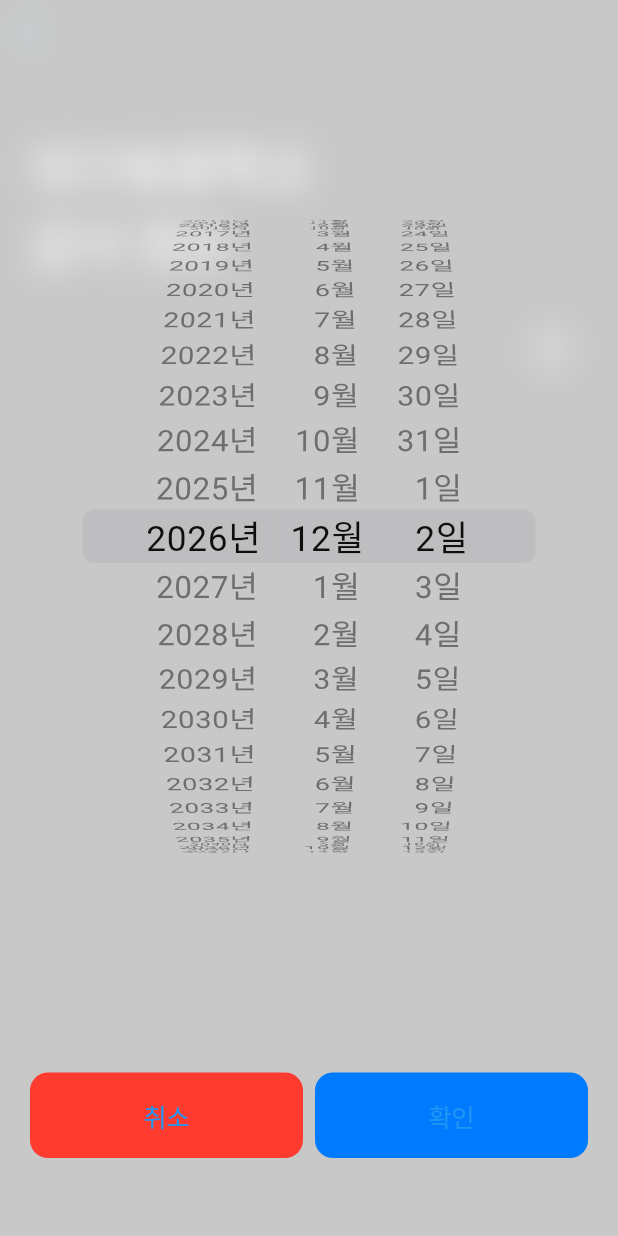
After one commit to sujang958/smeals-app, a Flutter app: the DetailScreen screen opened directly, after a tap on an icon or button, on a phone screen of 412 x 824 dp. The commit adds this screen. Run offline on Flutter 3.47's test engine with Material 2 defaults, Android fonts, the phone set to English and light mode, and no system bars; Roboto replaces fonts that are missing (Pretendard).

Commit message:
feat: add detail screen datepicker

```diff
--- a/smeals/lib/main.dart
+++ b/smeals/lib/main.dart
@@ -1,4 +1,6 @@
+import 'package:flutter/cupertino.dart';
 import 'package:flutter/material.dart';
+import 'package:flutter_localizations/flutter_localizations.dart';
 import 'package:smeals/screens/home.dart';
 
 void main() {
@@ -19,6 +21,10 @@ class App extends StatelessWidget {
         splashColor: Colors.transparent,
         highlightColor: Colors.transparent,
       ),
+      localizationsDelegates: [
+        GlobalCupertinoLocalizations.delegate,
+      ],
+      supportedLocales: const [Locale('ko')],
       initialRoute: '/',
       routes: {
         '/': (context) => HomeScreen(),
--- /dev/null
+++ b/smeals/lib/screens/detail.dart
@@ -0,0 +1,146 @@
+import 'dart:ui';
+
+import 'package:flutter/cupertino.dart';
+import 'package:flutter/material.dart';
+import 'package:smeals/widgets/root.dart';
+
+class DetailScreen extends StatefulWidget {
+  const DetailScreen({Key? key}) : super(key: key);
+
+  @override
+  State<StatefulWidget> createState() => _DetailScreenState();
+}
+
+class _DetailScreenState extends State<DetailScreen> {
+  @override
+  Widget build(BuildContext context) {
+    return CupertinoPageScaffold(
+      navigationBar: CupertinoNavigationBar(
+        backgroundColor: Colors.black,
+      ),
+      child: SafeArea(
+        maintainBottomViewPadding: true,
+        child: RootWidget(
+          child: Container(
+            padding: EdgeInsets.symmetric(horizontal: 20.0),
+            child: Column(
+              crossAxisAlignment: CrossAxisAlignment.start,
+              children: [
+                Padding(
+                  padding: EdgeInsets.only(top: 42.0, bottom: 21.0),
+                  child: Text(
+                    "대구동중학교\n급식 정보",
+                    style:
+                        TextStyle(fontWeight: FontWeight.bold, fontSize: 34.0),
+                  ),
+                ),
+                Padding(
+                  padding: EdgeInsets.symmetric(vertical: 2.0),
+                  child: Row(
+                    crossAxisAlignment: CrossAxisAlignment.center,
+                    mainAxisAlignment: MainAxisAlignment.spaceBetween,
+                    children: [
+                      const SizedBox.shrink(),
+                      Material(
+                          color: Colors.transparent,
+                          child: IconButton(
+                              onPressed: () {
+                                showCupertinoModalPopup(
+                                    context: context,
+                                    builder: (context) => DatePickerWidget(
+                                          dateNotifier:
+                                              ValueNotifier(DateTime.now()),
+                                        ));
+                              },
+                              icon: Icon(
+                                CupertinoIcons.time,
+                                color: Colors.white,
+                                size: 30.0,
+                              ))),
+                    ],
+                  ),
+                ),
+              ],
+            ),
+          ),
+        ),
+      ),
+    );
+  }
+}
+
+class DatePickerWidget extends StatefulWidget {
+  const DatePickerWidget({Key? key, required this.dateNotifier})
+      : super(key: key);
+
+  final ValueNotifier<DateTime> dateNotifier;
+
+  @override
+  State<StatefulWidget> createState() => _DatePickerState();
+}
+
+class _DatePickerState extends State<DatePickerWidget> {
+  late DateTime date;
+
+  @override
+  void initState() {
+    super.initState();
+    date = widget.dateNotifier.value;
+  }
+
+  @override
+  Widget build(BuildContext context) {
+    return BackdropFilter(
+      filter: ImageFilter.blur(sigmaX: 10.0, sigmaY: 10.0),
+      child: Container(
+          color: Colors.white.withAlpha(200),
+          child: Column(
+            crossAxisAlignment: CrossAxisAlignment.center,
+            mainAxisAlignment: MainAxisAlignment.center,
+            children: [
+              Expanded(
+                child: CupertinoDatePicker(
+                    onDateTimeChanged: (date) {
+                      setState(() {
+                        this.date = date;
+                      });
+                    },
+                    mode: CupertinoDatePickerMode.date),
+              ),
+              Padding(
+                padding: const EdgeInsets.only(
+                  bottom: 52.0,
+                  left: 20.0,
+                  right: 20.0,
+                ),
+                child: Row(
+                  crossAxisAlignment: CrossAxisAlignment.center,
+                  children: [
+                    Expanded(
+                      child: CupertinoButton(
+                          child: Text('취소'),
+                          onPressed: () {
+                            Navigator.pop(context);
+                          },
+                          color: CupertinoColors.destructiveRed),
+                    ),
+                    const Padding(
+                        padding: EdgeInsets.symmetric(horizontal: 4.0)),
+                    Expanded(
+                      child: CupertinoButton(
+                        child: Text('확인'),
+                        onPressed: () {
+                          widget.dateNotifier.value = date;
+                          Navigator.pop(context);
+                        },
+                        color: CupertinoColors.activeBlue,
+                      ),
+                    ),
+                  ],
+                ),
+              ),
+            ],
+          )),
+    );
+  }
+}
--- a/smeals/lib/widgets/homeSchoolItem.dart
+++ b/smeals/lib/widgets/homeSchoolItem.dart
@@ -1,4 +1,6 @@
+import 'package:flutter/cupertino.dart';
 import 'package:flutter/material.dart';
+import 'package:smeals/screens/detail.dart';
 import 'package:smeals/widgets/root.dart';
 
 class HomeSchoolItemWidget extends StatefulWidget {
@@ -16,9 +18,16 @@ class _HomeSchoolItemState extends State<HomeSchoolItemWidget> {
         vertical: 6.0,
         horizontal: 20.0,
       ),
+      child: GestureDetector(
+          onTap: () {
+            Navigator.push(context,
+                CupertinoPageRoute(builder: (context) => DetailScreen()));
+          },
+          behavior: HitTestBehavior.translucent,
           child: Container(
               decoration: BoxDecoration(
-              borderRadius: BorderRadius.circular(14.0), color: Colors.white),
+                  borderRadius: BorderRadius.circular(14.0),
+                  color: Colors.white),
               child: Padding(
                 padding: const EdgeInsets.symmetric(
                   vertical: 22.0,
@@ -34,7 +43,8 @@ class _HomeSchoolItemState extends State<HomeSchoolItemWidget> {
                         fontSize: 32.0,
                       ),
                     ),
-                const Padding(padding: EdgeInsets.symmetric(vertical: 12.0)),
+                    const Padding(
+                        padding: EdgeInsets.symmetric(vertical: 12.0)),
                     Expanded(
                       child: SingleChildScrollView(
                         child: Column(
@@ -46,7 +56,8 @@ class _HomeSchoolItemState extends State<HomeSchoolItemWidget> {
                                 crossAxisAlignment: CrossAxisAlignment.start,
                                 children: [
                                   Padding(
-                                  padding: const EdgeInsets.only(bottom: 16.0),
+                                      padding:
+                                          const EdgeInsets.only(bottom: 16.0),
                                       child: Text(
                                         "2022년 2월 22일",
                                         style: const TextStyle(
@@ -58,8 +69,8 @@ class _HomeSchoolItemState extends State<HomeSchoolItemWidget> {
                                     style: const TextStyle(fontSize: 20.0),
                                   ),
                                   Padding(
-                                padding:
-                                    const EdgeInsets.symmetric(vertical: 9.0),
+                                    padding: const EdgeInsets.symmetric(
+                                        vertical: 9.0),
                                     child: Text(
                                       "닭가슴살, 닭가슴살, 닭가슴살, 닭가슴살, 닭가슴살, 닭가슴살, 닭가슴살",
                                       softWrap: true,
@@ -77,7 +88,7 @@ class _HomeSchoolItemState extends State<HomeSchoolItemWidget> {
                     ),
                   ],
                 ),
-          )),
+              ))),
     );
   }
 }
--- a/smeals/pubspec.yaml
+++ b/smeals/pubspec.yaml
@@ -28,6 +28,9 @@ environment:
 # versions available, run `flutter pub outdated`.
 dependencies:
   flutter:
+    sdk: flutter
+
+  flutter_localizations:
     sdk: flutter
 
 
```
Also changed, not shown: smeals/pubspec.lock. Lines whose indentation alone changed are shown as unchanged.
